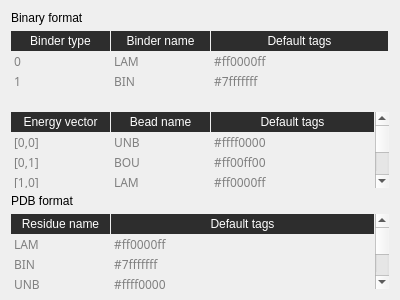
First picture: the form in QChromosome/defaults.ui, repository Michalaq/ChromosomeVisualizer, before the edit.
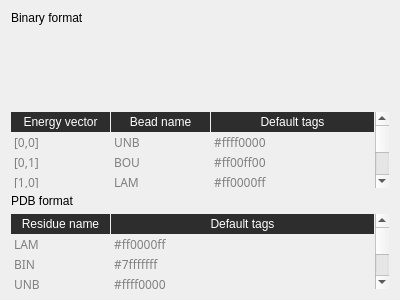
Second picture: the form after the edit. Custom widgets are drawn as their Qt base class.

Patch:
```diff
--- a/QChromosome/defaults.ui
+++ b/QChromosome/defaults.ui
@@ -58,7 +58,7 @@
     </widget>
    </item>
    <item>
-    <widget class="TableWidget" name="tableWidget">
+    <widget class="QTableView" name="tableView">
      <property name="focusPolicy">
       <enum>Qt::ClickFocus</enum>
      </property>
@@ -86,61 +86,6 @@
      <attribute name="verticalHeaderDefaultSectionSize">
       <number>20</number>
      </attribute>
-     <row>
-      <property name="text">
-       <string>Nowy wiersz</string>
-      </property>
-     </row>
-     <row>
-      <property name="text">
-       <string>Nowy wiersz</string>
-      </property>
-     </row>
-     <column>
-      <property name="text">
-       <string>Binder type</string>
-      </property>
-     </column>
-     <column>
-      <property name="text">
-       <string>Binder name</string>
-      </property>
-     </column>
-     <column>
-      <property name="text">
-       <string>Default tags</string>
-      </property>
-     </column>
-     <item row="0" column="0">
-      <property name="text">
-       <string>0</string>
-      </property>
-     </item>
-     <item row="0" column="1">
-      <property name="text">
-       <string>LAM</string>
-      </property>
-     </item>
-     <item row="0" column="2">
-      <property name="text">
-       <string>#ff0000ff</string>
-      </property>
-     </item>
-     <item row="1" column="0">
-      <property name="text">
-       <string>1</string>
-      </property>
-     </item>
-     <item row="1" column="1">
-      <property name="text">
-       <string>BIN</string>
-      </property>
-     </item>
-     <item row="1" column="2">
-      <property name="text">
-       <string>#7fffffff</string>
-      </property>
-     </item>
     </widget>
    </item>
    <item>
```
